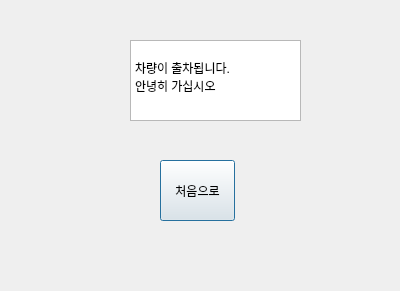
Before: the Qt Designer form outcar.ui in ainosato/MDP, drawn with Qt 5.
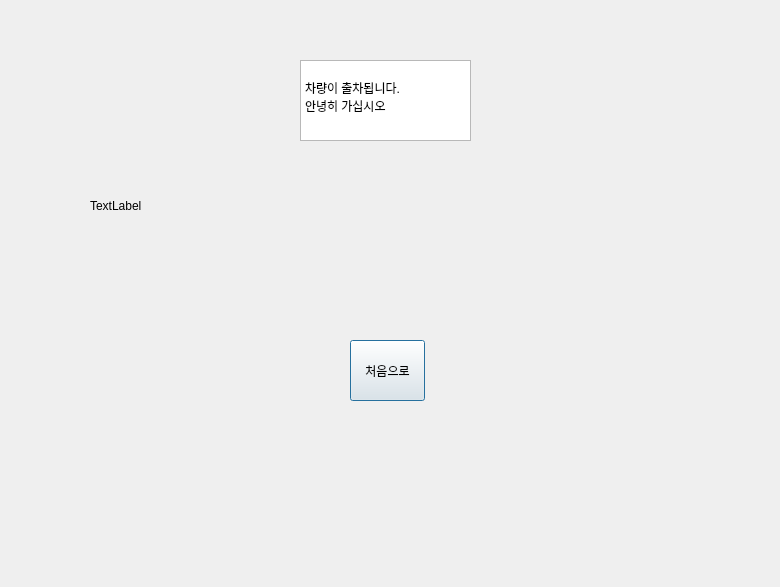
After: the same form once the commit is applied.

```diff
--- a/outcar.ui
+++ b/outcar.ui
@@ -6,8 +6,8 @@
    <rect>
     <x>0</x>
     <y>0</y>
-    <width>400</width>
-    <height>291</height>
+    <width>780</width>
+    <height>587</height>
    </rect>
   </property>
   <property name="windowTitle">
@@ -16,8 +16,8 @@
   <widget class="QTextEdit" name="textEdit">
    <property name="geometry">
     <rect>
-     <x>130</x>
-     <y>40</y>
+     <x>300</x>
+     <y>60</y>
      <width>171</width>
      <height>81</height>
     </rect>
@@ -35,8 +35,8 @@
   <widget class="QPushButton" name="home_pushButton">
    <property name="geometry">
     <rect>
-     <x>160</x>
-     <y>160</y>
+     <x>350</x>
+     <y>340</y>
      <width>75</width>
      <height>61</height>
     </rect>
@@ -45,6 +45,19 @@
     <string>처음으로</string>
    </property>
   </widget>
+  <widget class="QLabel" name="label">
+   <property name="geometry">
+    <rect>
+     <x>90</x>
+     <y>180</y>
+     <width>601</width>
+     <height>51</height>
+    </rect>
+   </property>
+   <property name="text">
+    <string>TextLabel</string>
+   </property>
+  </widget>
  </widget>
  <resources/>
  <connections/>
```
